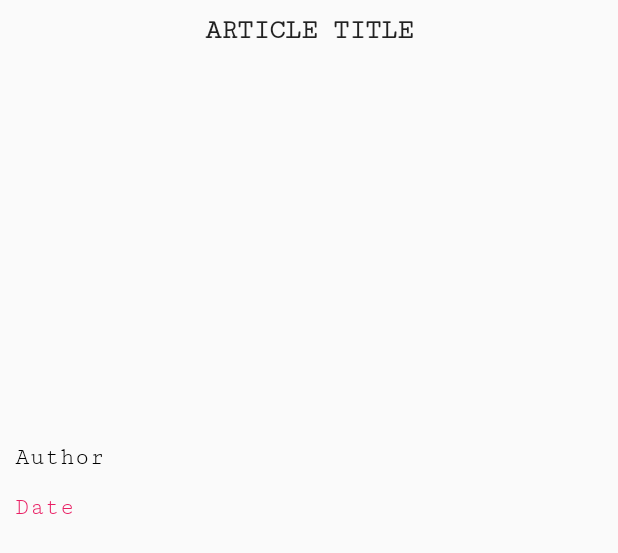
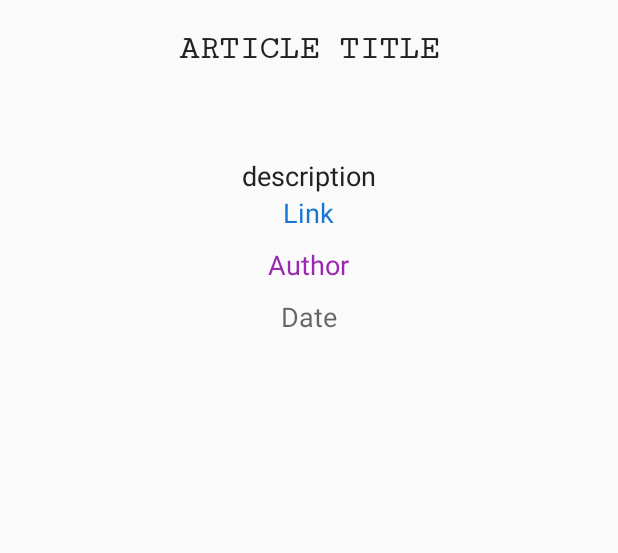
Before and after one commit to kbrawley95/Mobile---Ubiquitious-Computing-Coursework, an Android app: the layout article_main.xml on its own in the app's theme, with its tools: preview values and no code run, on a phone screen of 412 x 824 dp. Shown: the top 553 px of the screen. Run offline under Robolectric (Android 15) with nearby library versions, the phone set to English and light mode, and no system bars.

Commit message:
Article Intent (Article View)
This commit marks the inclusion of the article activity. Each item in
the initial list view can be clicked/tapped. The event instantiates a
new activity which provides more detailed information about the selected
item.

```diff
--- a/VergeRSS/app/build.gradle
+++ b/VergeRSS/app/build.gradle
@@ -25,6 +25,7 @@ dependencies {
         exclude group: 'com.android.support', module: 'support-annotations'
     })
     compile 'com.android.support:appcompat-v7:24.2.1'
+    compile 'com.android.support:recyclerview-v7:24.2.1'
     compile 'com.nostra13.universalimageloader:universal-image-loader:1.9.5'
     compile 'com.nostra13.universalimageloader:universal-image-loader:1.9.5'
     testCompile 'junit:junit:4.12'
--- a/VergeRSS/app/src/main/java/com/example/thedevelopmentbuild/vergerss/RSSDownloader.java
+++ b/VergeRSS/app/src/main/java/com/example/thedevelopmentbuild/vergerss/RSSDownloader.java
@@ -49,8 +49,6 @@ public class RSSDownloader {
             urlConnection.setRequestMethod("GET");
             urlConnection.setDoInput(true);
 
-            //this will be useful so that you can show a typical 0-100% progress bar
-            //int lengthOffile=ucon.getContentLength();
             Log.i(myTag, "Opened Connection");
 
             /************************************************
--- a/VergeRSS/app/src/main/res/layout/activity_main.xml
+++ b/VergeRSS/app/src/main/res/layout/activity_main.xml
@@ -4,6 +4,7 @@
     xmlns:tools="http://schemas.android.com/tools"
     android:id="@+id/activity_main"
     android:backgroundTint="@color/background"
+
     android:layout_width="match_parent"
     android:layout_height="match_parent"
     android:paddingLeft="@dimen/activity_horizontal_margin"
--- a/VergeRSS/app/src/main/res/layout/article_main.xml
+++ b/VergeRSS/app/src/main/res/layout/article_main.xml
@@ -1,54 +1,90 @@
 <?xml version="1.0" encoding="utf-8"?>
-<!--Kieran Brawley. Matric No:S1433740-->
-<RelativeLayout xmlns:android="http://schemas.android.com/apk/res/android"
-                xmlns:tools="http://schemas.android.com/tools" android:layout_width="fill_parent"
-                android:layout_height="wrap_content"
-                android:padding="10dp"
-                android:id="@+id/updatesLayout">
+<ScrollView xmlns:android="http://schemas.android.com/apk/res/android"
+                xmlns:app="http://schemas.android.com/apk/res-auto"
+                xmlns:tools="http://schemas.android.com/tools" android:layout_width="match_parent"
+                android:layout_height="match_parent">
 
+    <RelativeLayout android:layout_width="match_parent"
+                    android:layout_height="match_parent">
     <TextView
-        android:id="@+id/articleTitleText"
+        android:text="@string/article_title"
         android:layout_width="wrap_content"
+        android:layout_height="wrap_content"
+        android:layout_alignParentTop="true"
         android:layout_centerHorizontal="true"
-        android:layout_height="wrap_content"
-        android:textSize="18sp"
+        android:layout_centerVertical="true"
+
         android:textAllCaps="true"
         android:fontFamily="serif-monospace"
         android:textAppearance="?android:attr/textAppearanceLarge"
         android:textStyle="bold"
-        android:text="@string/article_title"/>
-
-   <ImageView
-       android:id="@+id/articleImage"
-       android:layout_below="@id/articleTitleText"
-       tools:ignore="ContentDescription" android:layout_width="250dp"
-       android:layout_height="250dp" android:layout_alignParentLeft="true"
-       android:layout_alignParentStart="true" android:layout_alignParentRight="true"
-       android:layout_alignParentEnd="true"/>
+        android:textAlignment="center"
+        android:layout_marginTop="20dp"
+        android:id="@+id/articleTitle"/>
+    <ImageView
+        android:layout_width="match_parent"
+        android:layout_height="wrap_content"
+        android:layout_below="@+id/articleTitle"
+        android:layout_centerHorizontal="true"
+        android:layout_marginTop="50dp"
+        android:id="@+id/articleImage" tools:ignore="ContentDescription"/>
+    <TextView
+        android:text="@string/article_description"
+        android:layout_width="wrap_content"
+        android:layout_height="wrap_content"
+        android:layout_below="@+id/articleImage"
+        android:layout_centerHorizontal="true"
+        android:id="@+id/articleDescription"
+        android:textAppearance="@style/TextAppearance.AppCompat.Medium"
+        android:textColor="@color/colorAccent"
+        android:fontFamily="sans-serif"
+        android:textSize="18sp"
+        android:layout_marginTop="10dp"
+      />
 
     <TextView
-        android:id="@+id/articleAuthor"
+        android:text="@string/link"
         android:layout_width="wrap_content"
         android:layout_height="wrap_content"
-        android:textAppearance="?android:attr/textAppearanceMedium"
-        android:layout_below="@+id/articleImage"
-        android:text="@string/author"
-        android:fontFamily="serif-monospace"
-        android:textSize="16sp"
-        android:textColor="#000"
-        android:layout_marginTop="15dp"/>
+        android:layout_below="@+id/articleDescription"
+        android:layout_centerHorizontal="true"
+        android:id="@+id/articleLink"
+        android:textAppearance="@style/TextAppearance.AppCompat.Medium"
+        android:textColor="@color/linkText"
+        android:fontFamily="sans-serif"
+        android:textSize="18sp"
+        android:layout_marginTop="0dp"
+    />
 
 
     <TextView
-        android:id="@+id/publicationDateText"
+        android:text="@string/author"
         android:layout_width="wrap_content"
         android:layout_height="wrap_content"
-        android:textAppearance="?android:attr/textAppearanceMedium"
-        android:layout_below="@id/articleAuthor"
-        android:text="@string/date"
-        android:fontFamily="serif-monospace"
-        android:textSize="16sp"
-        android:textColor="#E91E63"
-        android:layout_marginTop="15dp"/>
+        android:layout_below="@+id/articleLink"
+        android:layout_centerHorizontal="true"
+        android:id="@+id/articleAuthor"
+        android:textAppearance="@style/TextAppearance.AppCompat.Medium"
+        android:fontFamily="sans-serif"
+        android:textColor="@color/background"
+        android:textSize="18sp"
+        android:layout_marginTop="10dp"
+        />
 
-</RelativeLayout>
+    <TextView
+        android:text="@string/article_date"
+        android:layout_width="wrap_content"
+        android:layout_height="wrap_content"
+        android:layout_below="@+id/articleAuthor"
+        android:layout_centerHorizontal="true"
+        android:id="@+id/articlePubDate"
+        android:textAppearance="@style/TextAppearance.AppCompat.Medium"
+        android:fontFamily="sans-serif"
+        android:textSize="18sp"
+        android:layout_marginTop="10dp"
+        />
+
+
+    </RelativeLayout>
+
+</ScrollView>
--- a/VergeRSS/app/src/main/res/values/colors.xml
+++ b/VergeRSS/app/src/main/res/values/colors.xml
@@ -5,4 +5,5 @@
     <color name="colorAccent">#212121</color>
     <color name="primaryText">#212121</color>
     <color name="background">#9C27B0</color>
+    <color name="linkText">#1976D2</color>
 </resources>
--- a/VergeRSS/app/src/main/res/values/strings.xml
+++ b/VergeRSS/app/src/main/res/values/strings.xml
@@ -1,7 +1,9 @@
 <resources>
-    <string name="app_name">VergeRSS</string>
+    <string name="app_name">News</string>
     <string name="article_title">Article Title</string>
     <string name="date">Date</string>
     <string name="link">Link</string>
     <string name="author">Author</string>
+    <string name="article_date">Date</string>
+    <string name="article_description">description</string>
 </resources>
```
Also changed, not shown: VergeRSS/app/src/main/AndroidManifest.xml (+16 -9 lines), VergeRSS/app/src/main/java/com/example/thedevelopmentbuild/vergerss/ArticleActivity.java (added, +73 -0 lines), VergeRSS/app/src/main/java/com/example/thedevelopmentbuild/vergerss/DownloadImageTask.java (added, +35 -0 lines), VergeRSS/app/src/main/java/com/example/thedevelopmentbuild/vergerss/MainActivity.java (+9 -7 lines), VergeRSS/app/src/main/java/com/example/thedevelopmentbuild/vergerss/RSSAdapter.java (+11 -57 lines), VergeRSS/app/src/main/java/com/example/thedevelopmentbuild/vergerss/RSSItem.java (+59 -2 lines), VergeRSS/app/src/main/java/com/example/thedevelopmentbuild/vergerss/RSSXMLPullParser.java (+16 -12 lines), VergeRSS/app/src/main/res/layout/item_main.xml (added, +36 -0 lines).
